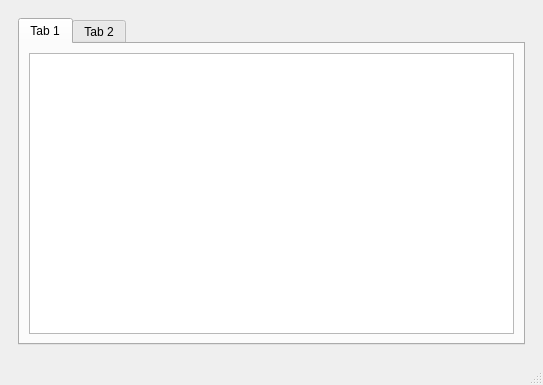
Old version of the form BulkClub/mainwindow.ui in the repository josharaedwards/CS1C-Project-2.
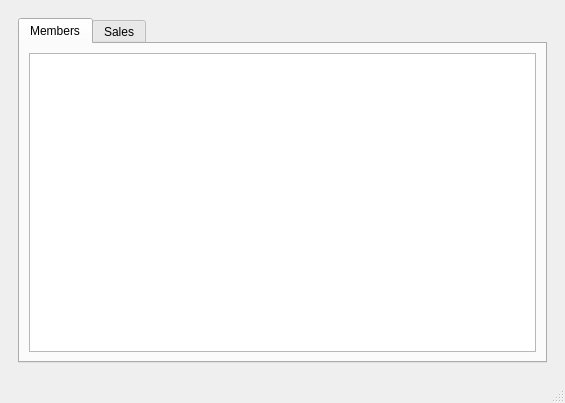
New version of the form. The open tabs and pages were chosen to show the change.

Patch:
```diff
--- a/BulkClub/mainwindow.ui
+++ b/BulkClub/mainwindow.ui
@@ -6,8 +6,8 @@
    <rect>
     <x>0</x>
     <y>0</y>
-    <width>543</width>
-    <height>385</height>
+    <width>565</width>
+    <height>403</height>
    </rect>
   </property>
   <property name="windowTitle">
@@ -29,7 +29,7 @@
           </property>
           <widget class="QWidget" name="tab">
            <attribute name="title">
-            <string>Tab 1</string>
+            <string>Members</string>
            </attribute>
            <layout class="QGridLayout" name="gridLayout_2">
             <item row="0" column="0">
@@ -43,7 +43,7 @@
           </widget>
           <widget class="QWidget" name="tab_2">
            <attribute name="title">
-            <string>Tab 2</string>
+            <string>Sales</string>
            </attribute>
            <layout class="QGridLayout" name="gridLayout_3">
             <item row="0" column="0">
```
Left out of the diff: 8 changed lines with no effect on the pictures.
